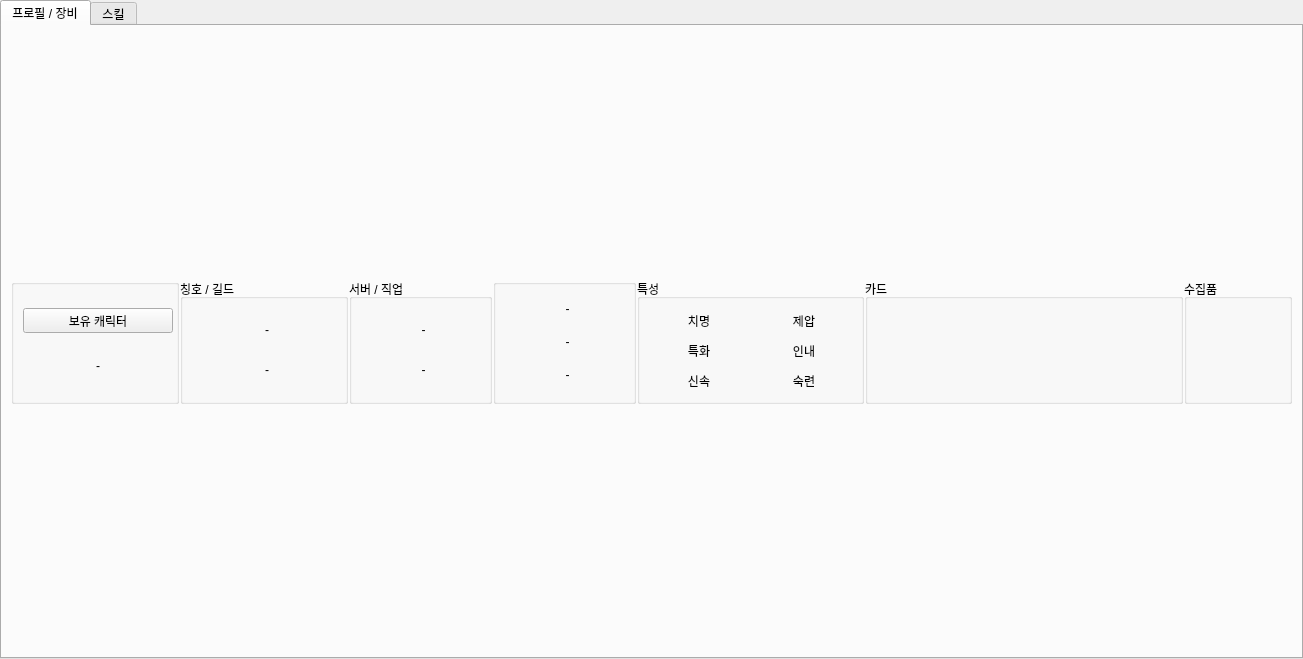
First picture: the form in ui/character/character_widget.ui, repository Wseop/loa-manager-qt-client, before the edit.
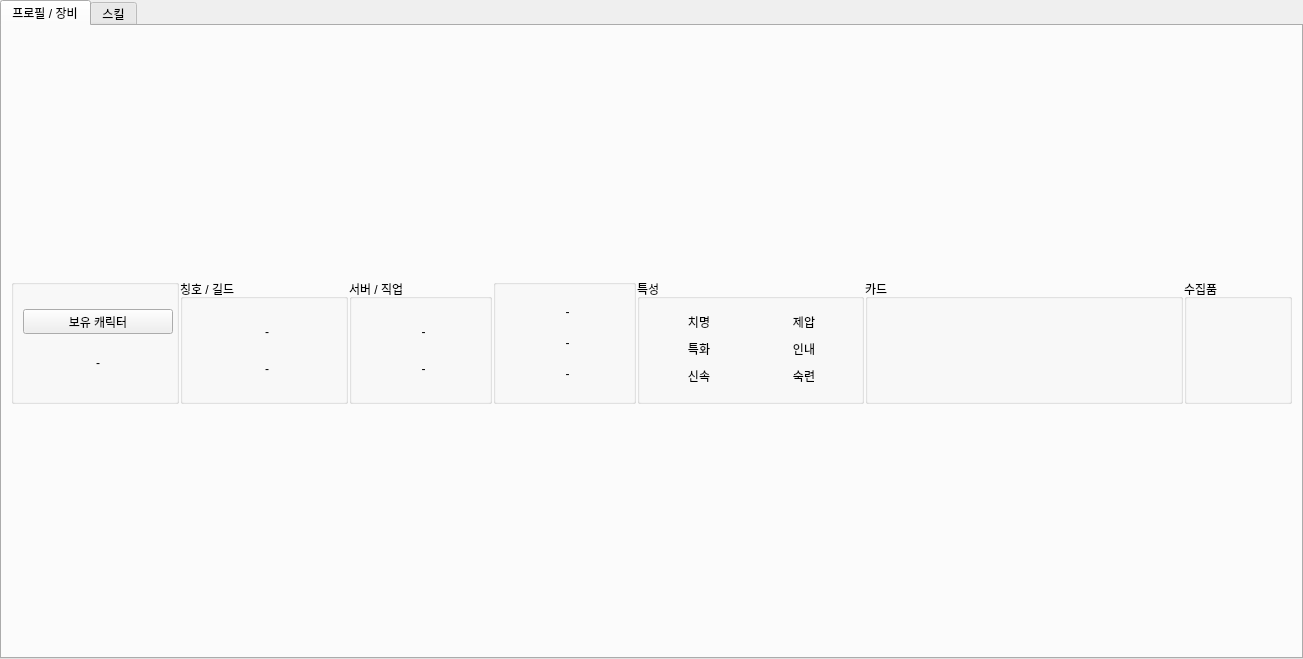
Second picture: the form after the edit.

Diff of the .ui file:
```diff
--- a/ui/character/character_widget.ui
+++ b/ui/character/character_widget.ui
@@ -44,6 +44,9 @@
        </property>
        <item>
         <layout class="QHBoxLayout" name="hLayoutProfile">
+         <property name="spacing">
+          <number>1</number>
+         </property>
          <item>
           <widget class="QGroupBox" name="groupName">
            <property name="minimumSize">
@@ -63,7 +66,7 @@
            </property>
            <layout class="QVBoxLayout" name="vLayoutName">
             <property name="spacing">
-             <number>6</number>
+             <number>1</number>
             </property>
             <property name="leftMargin">
              <number>9</number>
@@ -130,6 +133,9 @@
             <string>칭호 / 길드</string>
            </property>
            <layout class="QVBoxLayout" name="vLayoutTitleGuild">
+            <property name="spacing">
+             <number>1</number>
+            </property>
             <item>
              <widget class="QLabel" name="lbTitle">
               <property name="minimumSize">
@@ -195,6 +201,9 @@
             <string>서버 / 직업</string>
            </property>
            <layout class="QVBoxLayout" name="vLayoutServerClass">
+            <property name="spacing">
+             <number>1</number>
+            </property>
             <item>
              <widget class="QLabel" name="lbServer">
               <property name="minimumSize">
@@ -260,6 +269,9 @@
             <string/>
            </property>
            <layout class="QVBoxLayout" name="vLayoutLevel">
+            <property name="spacing">
+             <number>1</number>
+            </property>
             <item>
              <widget class="QLabel" name="lbBattleLevel">
               <property name="minimumSize">
@@ -349,6 +361,9 @@
            <layout class="QHBoxLayout" name="hLayoutAbility">
             <item>
              <layout class="QVBoxLayout" name="vLayoutAbility1">
+              <property name="spacing">
+               <number>1</number>
+              </property>
               <item>
                <widget class="QLabel" name="lbCritical">
                 <property name="minimumSize">
@@ -419,6 +434,9 @@
             </item>
             <item>
              <layout class="QVBoxLayout" name="vLayoutAbility2">
+              <property name="spacing">
+               <number>1</number>
+              </property>
               <item>
                <widget class="QLabel" name="lbDomination">
                 <property name="minimumSize">
```
Left out of the diff: 37 changed lines with no effect on the pictures.
